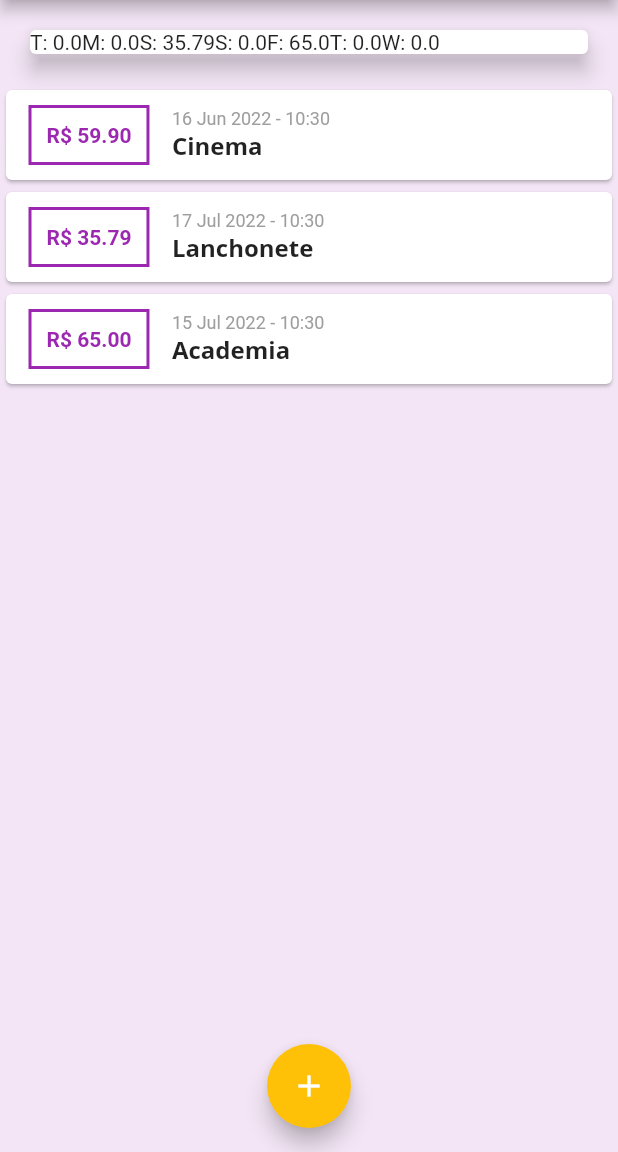
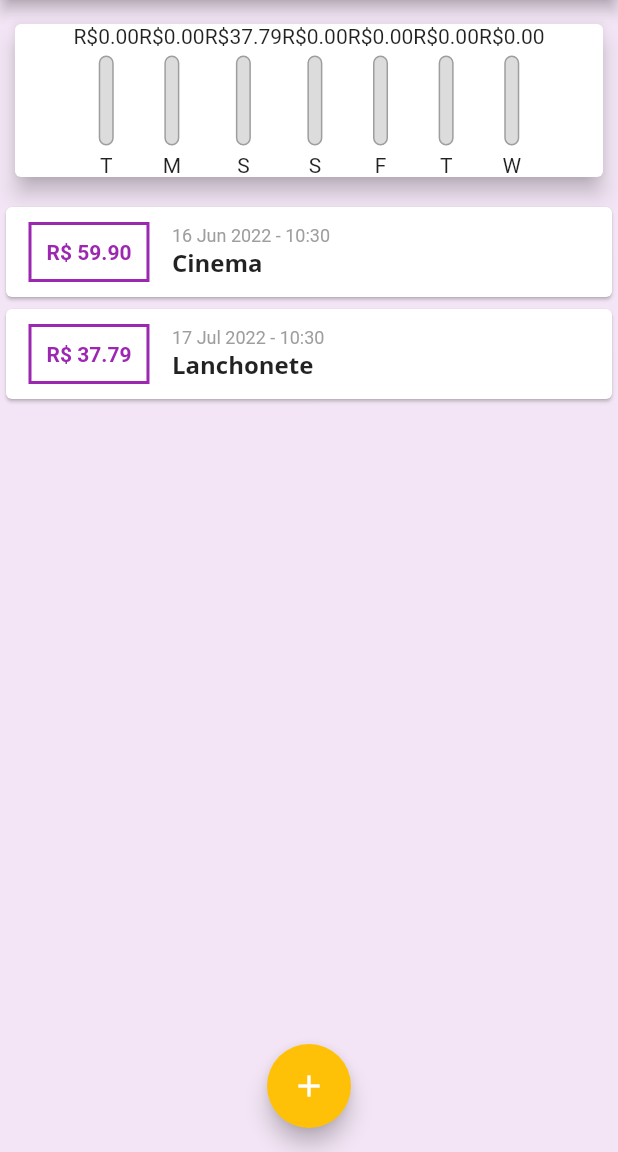
Before and after one commit to isaacscardoso/expenses-diary-app, a Flutter app: the screen it shows after launch, on a phone screen of 412 x 824 dp, the part 84-1236 px from its top. Run offline on Flutter 3.47's test engine with Material 2 defaults, Android fonts, the phone set to English and light mode, and no system bars.

Commit message:
Creating and implementing the 'ChartBar' component.

```diff
--- a/lib/components/chart.dart
+++ b/lib/components/chart.dart
@@ -1,3 +1,4 @@
+import 'package:expenses_diary/components/chart_bar.dart';
 import 'package:expenses_diary/models/transaction.dart';
 import 'package:flutter/material.dart';
 import 'package:intl/intl.dart';
@@ -34,11 +35,20 @@ class Chart extends StatelessWidget {
   Widget build(BuildContext context) {
     return Card(
       elevation: 6,
-      margin: const EdgeInsets.all(20),
+      margin: const EdgeInsets.symmetric(
+        vertical: 16,
+        horizontal: 10,
+      ),
       child: Row(
-          children: groupedTransactions.map((gt) {
-        return Text('${gt['day']}: ${gt['value']}');
-      }).toList()),
+        mainAxisAlignment: MainAxisAlignment.center,
+        children: groupedTransactions.map((gt) {
+          return ChartBar(
+            label: gt['day'],
+            value: gt['value'],
+            percentage: 0,
+          );
+        }).toList(),
+      ),
     );
   }
 }
--- /dev/null
+++ b/lib/components/chart_bar.dart
@@ -0,0 +1,49 @@
+import 'package:flutter/material.dart';
+
+class ChartBar extends StatelessWidget {
+  const ChartBar({
+    Key? key,
+    required this.label,
+    required this.value,
+    required this.percentage,
+  }) : super(key: key);
+
+  final String label;
+  final double value;
+  final double percentage;
+
+  @override
+  Widget build(BuildContext context) {
+    return Column(
+      mainAxisAlignment: MainAxisAlignment.center,
+      children: <Widget>[
+        Text('R\$${value.toStringAsFixed(2)}'),
+        const SizedBox(
+          height: 5,
+        ),
+        SizedBox(
+          height: 60,
+          width: 10,
+          child: Stack(
+            children: <Widget>[
+              Container(
+                decoration: BoxDecoration(
+                  border: Border.all(
+                    color: Colors.grey,
+                    width: 1.0,
+                  ),
+                  color: const Color.fromRGBO(220, 220, 220, 1),
+                  borderRadius: BorderRadius.circular(5),
+                ),
+              ),
+            ],
+          ),
+        ),
+        const SizedBox(
+          height: 5,
+        ),
+        Text(label),
+      ],
+    );
+  }
+}
--- a/lib/main.dart
+++ b/lib/main.dart
@@ -55,22 +55,14 @@ class _MyHomePageState extends State<MyHomePage> {
     Transaction(
       id: '2',
       title: 'Lanchonete',
-      value: 35.79,
+      value: 37.79,
       date: DateTime.now().subtract(const Duration(days: 2)),
-    ),
-    Transaction(
-      id: '3',
-      title: 'Academia',
-      value: 65.00,
-      date: DateTime.now().subtract(const Duration(days: 4)),
     ),
   ];
 
   List<Transaction> get _recentTransactions {
     return _transactions.where((rt) {
-      return rt.date.isAfter(DateTime.now().subtract(
-        const Duration(days: 7),
-      ));
+      return rt.date.isAfter(DateTime.now().subtract(const Duration(days: 7)));
     }).toList();
   }
 
```
